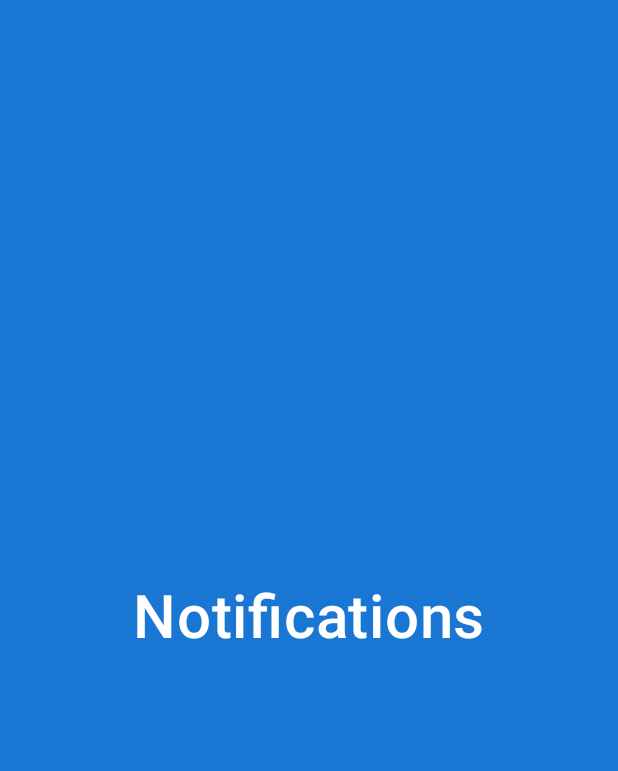
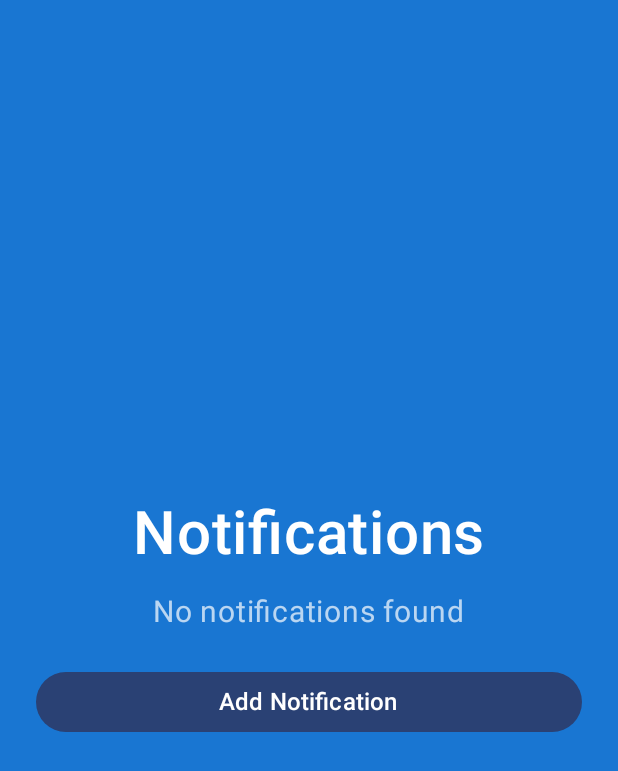
Before and after one commit to bobjack1313/pet_helper, an Android app built with Jetpack Compose: the composable NotificationsScreen shown on its own in the app's theme, on a phone screen of 412 x 824 dp. Shown: the top 771 px of the screen. Run offline under Robolectric (Android 15) with nearby library versions, the phone set to English and light mode, and no system bars.

Commit message:
Created base notification for issue#50

```diff
--- a/app/src/main/java/com/csce5430sec7proj/pethelper/ui/notifications/NotificationsScreen.kt
+++ b/app/src/main/java/com/csce5430sec7proj/pethelper/ui/notifications/NotificationsScreen.kt
@@ -1,15 +1,14 @@
 package com.csce5430sec7proj.pethelper.ui.notifications
 
 import androidx.compose.foundation.background
-import androidx.compose.foundation.layout.Arrangement
-import androidx.compose.foundation.layout.Column
-import androidx.compose.foundation.layout.fillMaxSize
-import androidx.compose.material3.Text
+import androidx.compose.foundation.layout.*
+import androidx.compose.material3.*
 import androidx.compose.runtime.Composable
 import androidx.compose.ui.Alignment
 import androidx.compose.ui.Modifier
 import androidx.compose.ui.graphics.Color
 import androidx.compose.ui.text.font.FontWeight
+import androidx.compose.ui.unit.dp
 import androidx.compose.ui.unit.sp
 
 @Composable
@@ -17,7 +16,7 @@ fun NotificationsScreen(modifier: Modifier = Modifier) {
     Column(
         modifier = modifier
             .fillMaxSize()
-            .background(Color(0xFF1976D2)),
+            .background(Color(0xFF1976D2)),  // Blue background
         verticalArrangement = Arrangement.Center,
         horizontalAlignment = Alignment.CenterHorizontally
     ) {
@@ -27,5 +26,27 @@ fun NotificationsScreen(modifier: Modifier = Modifier) {
             fontWeight = FontWeight.SemiBold,
             color = Color.White
         )
+        Spacer(modifier = Modifier.height(16.dp))
+
+        // Placeholder for "No notifications found"
+        Text(
+            text = "No notifications found",
+            fontSize = 20.sp,
+            color = Color.White.copy(alpha = 0.7f)  // Light text color
+        )
+
+        Spacer(modifier = Modifier.height(24.dp))
+
+        // Add Notification button
+        Button(
+            onClick = {
+                // Add notification logic
+            },
+            modifier = Modifier
+                .fillMaxWidth()
+                .padding(horizontal = 24.dp)
+        ) {
+            Text("Add Notification", fontSize = 16.sp)
+        }
     }
 }
```
Also changed, not shown: 2 other files.
